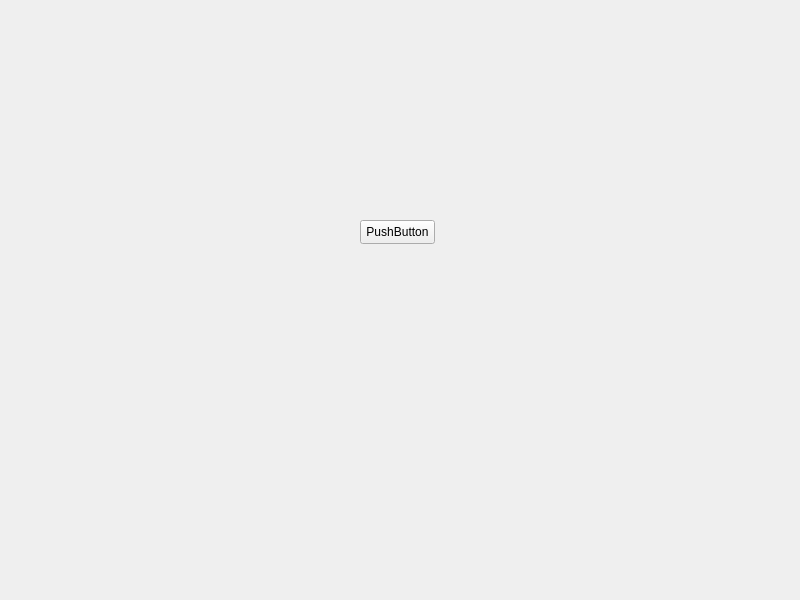
Before: the Qt Designer form homepage.ui in michalgolda/crm, drawn with Qt 5.
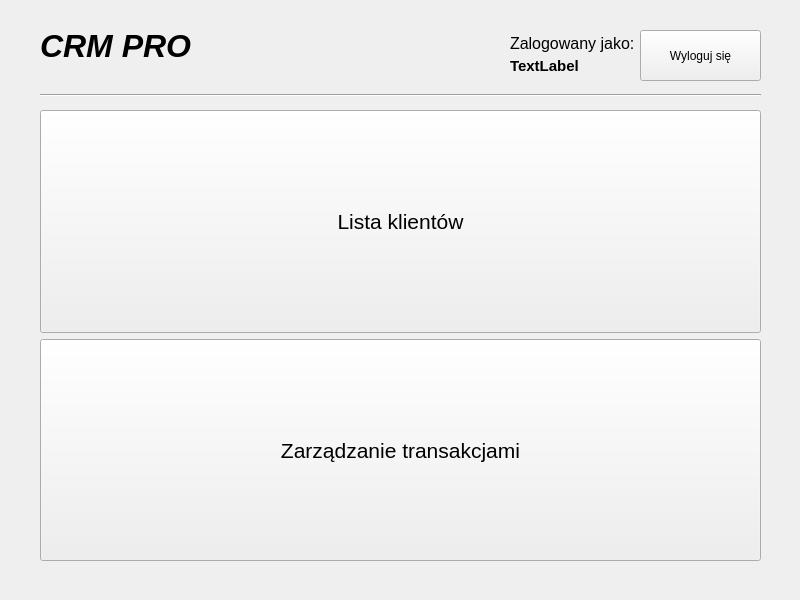
After: the same form once the commit is applied.

Commit message: feat: create home page layout

What changed in the file:
```diff
--- a/homepage.ui
+++ b/homepage.ui
@@ -13,17 +13,150 @@
   <property name="windowTitle">
    <string>Form</string>
   </property>
-  <widget class="QPushButton" name="pushButton">
+  <widget class="QWidget" name="verticalLayoutWidget">
    <property name="geometry">
     <rect>
-     <x>360</x>
-     <y>220</y>
-     <width>75</width>
-     <height>24</height>
+     <x>40</x>
+     <y>110</y>
+     <width>721</width>
+     <height>451</height>
     </rect>
    </property>
+   <layout class="QVBoxLayout" name="menu">
+    <item>
+     <widget class="QPushButton" name="pushButton_2">
+      <property name="sizePolicy">
+       <sizepolicy hsizetype="Preferred" vsizetype="Expanding">
+        <horstretch>0</horstretch>
+        <verstretch>0</verstretch>
+       </sizepolicy>
+      </property>
+      <property name="font">
+       <font>
+        <pointsize>16</pointsize>
+       </font>
+      </property>
+      <property name="text">
+       <string>Lista klientów</string>
+      </property>
+     </widget>
+    </item>
+    <item>
+     <widget class="QPushButton" name="transactionManagmentButton">
+      <property name="sizePolicy">
+       <sizepolicy hsizetype="Preferred" vsizetype="Expanding">
+        <horstretch>0</horstretch>
+        <verstretch>0</verstretch>
+       </sizepolicy>
+      </property>
+      <property name="font">
+       <font>
+        <pointsize>16</pointsize>
+       </font>
+      </property>
+      <property name="text">
+       <string>Zarządzanie transakcjami</string>
+      </property>
+     </widget>
+    </item>
+   </layout>
+  </widget>
+  <widget class="QWidget" name="verticalLayoutWidget_2">
+   <property name="geometry">
+    <rect>
+     <x>510</x>
+     <y>30</y>
+     <width>131</width>
+     <height>51</height>
+    </rect>
+   </property>
+   <layout class="QVBoxLayout" name="currentSessionLayout">
+    <property name="spacing">
+     <number>0</number>
+    </property>
+    <item>
+     <widget class="QLabel" name="label">
+      <property name="sizePolicy">
+       <sizepolicy hsizetype="Maximum" vsizetype="Fixed">
+        <horstretch>0</horstretch>
+        <verstretch>0</verstretch>
+       </sizepolicy>
+      </property>
+      <property name="font">
+       <font>
+        <pointsize>12</pointsize>
+       </font>
+      </property>
+      <property name="text">
+       <string>Zalogowany jako: </string>
+      </property>
+     </widget>
+    </item>
+    <item>
+     <widget class="QLabel" name="currentUserLabel">
+      <property name="sizePolicy">
+       <sizepolicy hsizetype="Preferred" vsizetype="Fixed">
+        <horstretch>0</horstretch>
+        <verstretch>0</verstretch>
+       </sizepolicy>
+      </property>
+      <property name="font">
+       <font>
+        <pointsize>11</pointsize>
+        <bold>true</bold>
+       </font>
+      </property>
+      <property name="text">
+       <string>TextLabel</string>
+      </property>
+     </widget>
+    </item>
+   </layout>
+  </widget>
+  <widget class="QPushButton" name="logoutButton">
+   <property name="geometry">
+    <rect>
+     <x>640</x>
+     <y>30</y>
+     <width>121</width>
+     <height>51</height>
+    </rect>
+   </property>
    <property name="text">
-    <string>PushButton</string>
+    <string>Wyloguj się</string>
+   </property>
+  </widget>
+  <widget class="QLabel" name="title">
+   <property name="geometry">
+    <rect>
+     <x>40</x>
+     <y>30</y>
+     <width>151</width>
+     <height>31</height>
+    </rect>
+   </property>
+   <property name="font">
+    <font>
+     <pointsize>24</pointsize>
+     <italic>true</italic>
+     <bold>true</bold>
+    </font>
+   </property>
+   <property name="text">
+    <string>CRM PRO</string>
+   </property>
+  </widget>
+  <widget class="Line" name="separator">
+   <property name="geometry">
+    <rect>
+     <x>40</x>
+     <y>85</y>
+     <width>721</width>
+     <height>21</height>
+    </rect>
+   </property>
+   <property name="orientation">
+    <enum>Qt::Orientation::Horizontal</enum>
    </property>
   </widget>
  </widget>
```
The commit also changes 10 other files.
